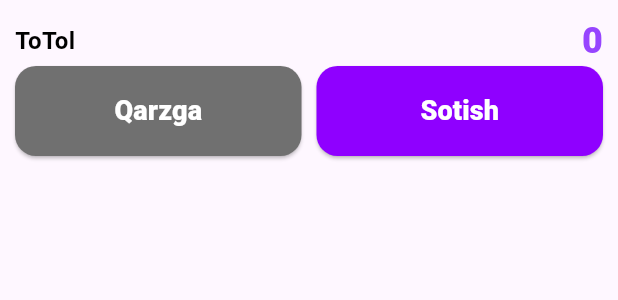
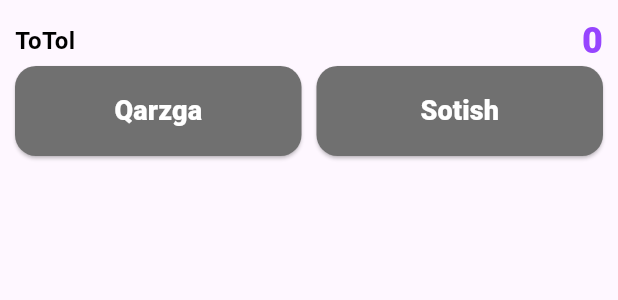
Before and after one commit to tillocoder/barcodebek, a Flutter app: the WCustomBottomNav widget shown alone on an empty page, opened directly, after a tap on "Sotish", on a phone screen of 412 x 824 dp. Shown: the top 300 px of the screen. Run offline on Flutter 3.47's test engine with Material 3 defaults, Android fonts, the phone set to English and light mode, and no system bars; our stand-ins replace firebase_core, flutter_riverpod, flutter_svg, gap, go_router, google_fonts and 5 more; missing offline and left inert: graphic, mobile_scanner, svg_flutter; accounts and stored records are empty; Roboto replaces fonts that are missing (Signika); project files that could hold a hidden picture were left out.

Commit message:
Alpomish 47 - commit malumodlardi yig'ib  oldi oldi

```diff
--- a/lib/src/features/sections/view/pages/sell/controller/sell_controller.dart
+++ b/lib/src/features/sections/view/pages/sell/controller/sell_controller.dart
@@ -73,4 +73,11 @@ class SellController extends ChangeNotifier {
       notifyListeners();
     }
   }
+
+  bool? egalik;
+
+  void onTap(bool value) {
+    egalik = value;
+    notifyListeners();
+  }
 }
--- a/lib/src/features/sections/view/pages/sell/view/pages/sell.dart
+++ b/lib/src/features/sections/view/pages/sell/view/pages/sell.dart
@@ -32,7 +32,7 @@ class SellPages extends ConsumerWidget {
             child: SizedBox(
               height: MediaQuery.of(context).size.height * 0.5,
               child: ScannnBarcodeAddPage(
-                (capture) {
+                    (capture) {
                   final List<Barcode> barcodes = capture.barcodes;
 
                   for (final barcode in barcodes) {
--- a/lib/src/features/sections/view/pages/sell/view/widgets/w_bottomnav.dart
+++ b/lib/src/features/sections/view/pages/sell/view/widgets/w_bottomnav.dart
@@ -42,10 +42,10 @@ class WCustomBottomNav extends ConsumerWidget {
             children: [
               Expanded(
                 child: WElevatedButton1(
-                  backgroundColor: (authctr.egalik != null && authctr.egalik == true) ? AppColorss.c_8F00FF : AppColorss.c_707070,
+                  backgroundColor: (sellctr.egalik != null && sellctr.egalik == true) ? AppColorss.c_8F00FF : AppColorss.c_707070,
                   text: "Qarzga",
                   onPressed: () {
-                    authctr.onTap(true);
+                    sellctr.onTap(true);
                     Navigator.push(context, MaterialPageRoute(builder: (context) => const LendingPages()));
                   },
                 ),
@@ -53,10 +53,10 @@ class WCustomBottomNav extends ConsumerWidget {
               WGap.gap10,
               Expanded(
                 child: WElevatedButton1(
-                  backgroundColor: (authctr.egalik != null && authctr.egalik == false) ? AppColorss.c_8F00FF : AppColorss.c_707070,
+                  backgroundColor: (sellctr.egalik != null && sellctr.egalik == false) ? AppColorss.c_8F00FF : AppColorss.c_707070,
                   text: "Sotish",
                   onPressed: () {
-                    authctr.onTap(false);
+                    sellctr.onTap(false);
                   },
                 ),
               ),
```
Also changed, not shown: lib/src/features/prices/view/pages/prices_page.dart (+19 -22 lines), lib/src/features/scanner/view/pages/scan_page.dart (+18 -21 lines), pubspec.lock.
